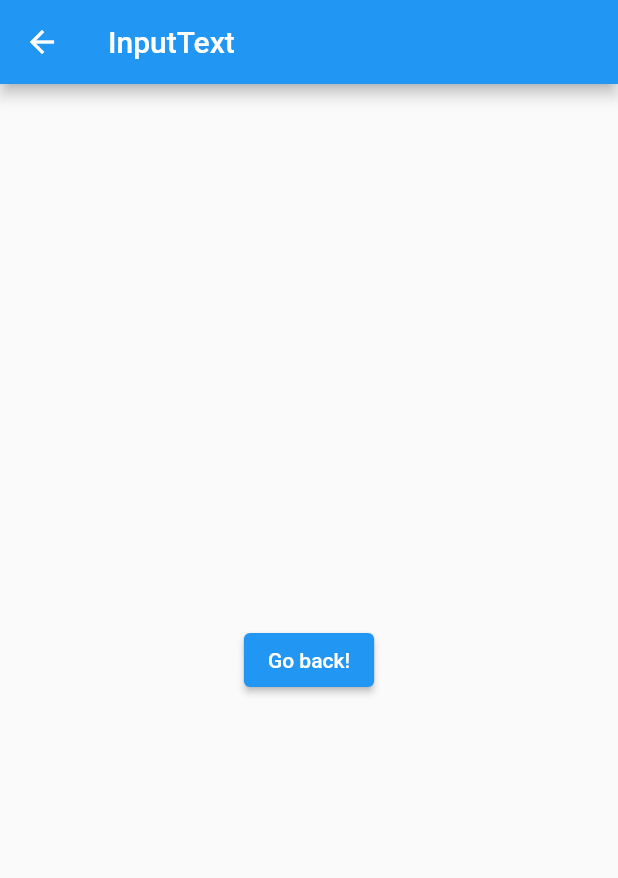
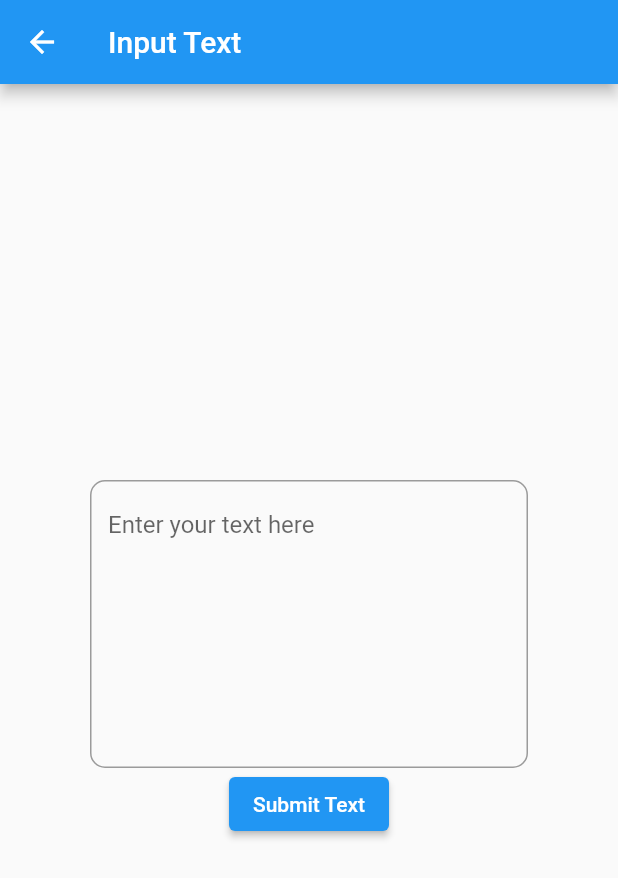
Before and after one commit to alecpalo/speed_reader_pro, a Flutter app: the InputText screen opened directly, on a phone screen of 412 x 824 dp. Shown: the top 878 px of the screen. Run offline on Flutter 3.47's test engine with Material 2 defaults, Android fonts, the light colour scheme and no system bars.

Commit message:
passing state to rsvp

```diff
--- a/lib/main.dart
+++ b/lib/main.dart
@@ -1,6 +1,6 @@
 import 'package:flutter/material.dart';
 import 'package:speed_reader_pro/screen/UploadPhoto.dart';
-import 'package:speed_reader_pro/screen/input_text.dart';
+import 'package:speed_reader_pro/screen/InputText.dart';
 import 'package:speed_reader_pro/screen/UploadPhoto.dart'; // Import the new page
 
 void main() {
--- /dev/null
+++ b/lib/screen/InputText.dart
@@ -0,0 +1,86 @@
+import 'package:flutter/material.dart';
+import 'package:speed_reader_pro/screen/rsvp.dart';
+
+void main() {
+  runApp(MaterialApp(
+    title: 'SpeedReaderPro',
+    home: Home(),
+  ));
+}
+
+class Home extends StatelessWidget {
+  @override
+  Widget build(BuildContext context) {
+    return Scaffold(
+      appBar: AppBar(
+        title: Text('SpeedReaderPro'),
+      ),
+      body: Center(
+        child: Column(
+          mainAxisAlignment: MainAxisAlignment.center,
+          children: [
+            ElevatedButton(
+              child: Text('Input Text'),
+              onPressed: () {
+                Navigator.push(
+                  context,
+                  MaterialPageRoute(builder: (context) => InputText()),
+                );
+              },
+            ),
+          ],
+        ),
+      ),
+    );
+  }
+}
+
+class InputText extends StatefulWidget {
+  @override
+  _InputTextState createState() => _InputTextState();
+}
+
+class _InputTextState extends State<InputText> {
+  TextEditingController textController = TextEditingController();
+
+  @override
+  Widget build(BuildContext context) {
+    return Scaffold(
+      appBar: AppBar(
+        title: Text('Input Text'),
+      ),
+      body: Center(
+        child: Column(
+          mainAxisAlignment: MainAxisAlignment.center,
+          children: [
+            Padding(
+              padding: const EdgeInsets.symmetric(horizontal: 60.0),
+              child: TextField(
+                controller: textController,
+                maxLines: 8,
+                decoration: InputDecoration(
+                  hintText: 'Enter your text here',
+                  border: OutlineInputBorder(  // Add border
+                    borderRadius: BorderRadius.all(Radius.circular(10.0)),
+                  ),
+                ),
+              ),
+            ),
+            ElevatedButton(
+              child: Text('Submit Text'),
+              onPressed: () {
+                String enteredText = textController.text;
+                Navigator.push(
+                  context,
+                  MaterialPageRoute(
+                    builder: (context) => RSVP(enteredText),
+                  ),
+                );
+              },
+            ),
+          ],
+        ),
+      ),
+    );
+  }
+}
--- a/lib/screen/input_text.dart
+++ /dev/null
@@ -1,24 +0,0 @@
-import 'package:flutter/cupertino.dart';
-import 'package:flutter/material.dart';
-
-class InputText extends StatelessWidget {
-  const InputText({super.key});
-
-  @override
-  Widget build(BuildContext context) {
-    return Scaffold(
-      appBar: AppBar(
-        title: const Text('InputText'),
-      ),
-      body: Center(
-        child: ElevatedButton(
-          onPressed: () {
-            // Navigate back to first route when tapped.
-            Navigator.pop(context);
-          },
-          child: const Text('Go back!'),
-        ),
-      ),
-    );
-  }
-}
--- a/lib/screen/rsvp.dart
+++ b/lib/screen/rsvp.dart
@@ -1,22 +1,18 @@
 import 'package:flutter/cupertino.dart';
 import 'package:flutter/material.dart';
 
-class FirstRoute extends StatelessWidget {
-  const FirstRoute({super.key});
+class RSVP extends StatelessWidget {
+  final String text;
+
+  RSVP(this.text);
 
   @override
   Widget build(BuildContext context) {
     return Scaffold(
       appBar: AppBar(
-        title: const Text('First Route'),
       ),
       body: Center(
-        child: ElevatedButton(
-          child: const Text('Open route'),
-          onPressed: () {
-            // Navigate to second route when tapped.
-          },
-        ),
+        child: Text(text),
       ),
     );
   }
```
Also changed, not shown: lib/screen/ViewText.dart (added), lib/screen/text.dart (deleted).
